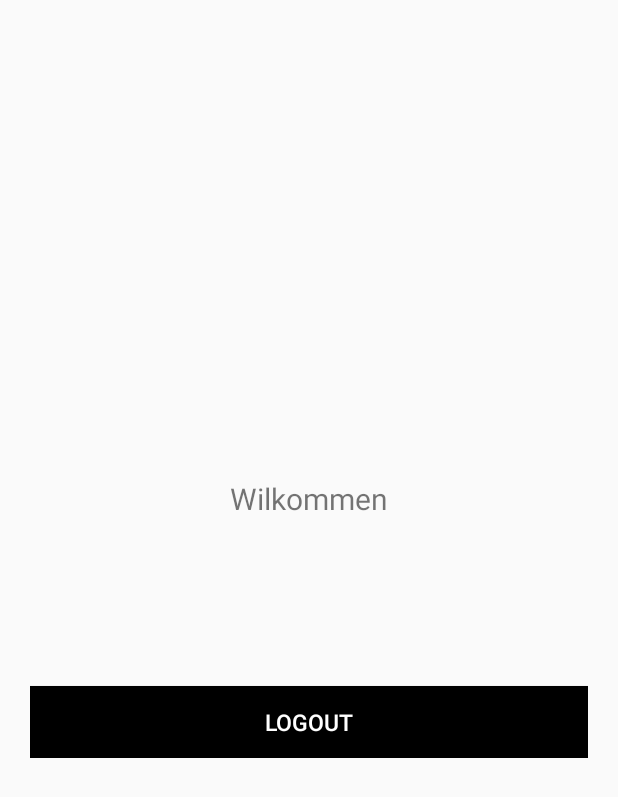
After one commit to MichiLazarus/ConnectAID, an Android app: the MainActivity screen opened directly, with no data from a screen before it, on a phone screen of 412 x 824 dp. The commit adds this screen. Shown: the top 797 px of the screen. Run offline under Robolectric (Android 15) with nearby library versions, the phone set to English and light mode, and no system bars; 4 statements that could not run were skipped.

Commit message:
Java Klassen an DB Verbindung angepasst Version 1.0

```diff
--- /dev/null
+++ b/app/src/main/java/session/SessionManager.java
@@ -0,0 +1,47 @@
+package session;
+
+import android.content.Context;
+import android.content.SharedPreferences;
+import android.util.Log;
+
+/**
+ * Created by Michael on 09.04.2015.
+ */
+public class SessionManager {
+    // LogCat tag
+    private static String TAG = SessionManager.class.getSimpleName();
+
+    // Shared Preferences
+    SharedPreferences pref;
+
+    SharedPreferences.Editor editor;
+    Context _context;
+
+    // Shared pref mode
+    int PRIVATE_MODE = 0;
+
+    // Shared preferences file name
+    private static final String PREF_NAME = "AndroidHiveLogin";
+
+    private static final String KEY_IS_LOGGEDIN = "isLoggedIn";
+
+    public SessionManager(Context context) {
+        this._context = context;
+        pref = _context.getSharedPreferences(PREF_NAME, PRIVATE_MODE);
+        editor = pref.edit();
+    }
+
+    public void setLogin(boolean isLoggedIn) {
+
+        editor.putBoolean(KEY_IS_LOGGEDIN, isLoggedIn);
+
+        // commit changes
+        editor.commit();
+
+        Log.d(TAG, "User login session modified!");
+    }
+
+    public boolean isLoggedIn(){
+        return pref.getBoolean(KEY_IS_LOGGEDIN, false);
+    }
+}
--- /dev/null
+++ b/app/src/main/java/universityofvienna/connectaid/MainActivity.java
@@ -0,0 +1,77 @@
+package universityofvienna.connectaid;
+
+import android.app.Activity;
+import android.content.Intent;
+import android.os.Bundle;
+import android.view.View;
+import android.widget.Button;
+import android.widget.TextView;
+
+import java.util.HashMap;
+
+import session.SessionManager;
+
+
+public class MainActivity extends Activity {
+
+    private TextView txtName;
+    private TextView txtEmail;
+    private Button btnLogout;
+
+    private SQLiteHandler db;
+    private SessionManager session;
+
+    @Override
+    protected void onCreate(Bundle savedInstanceState) {
+        super.onCreate(savedInstanceState);
+        setContentView(R.layout.activity_main);
+
+        txtName = (TextView) findViewById(R.id.name);
+        txtEmail = (TextView) findViewById(R.id.email);
+        btnLogout = (Button) findViewById(R.id.btnLogout);
+
+        // SqLite database handler
+        db = new SQLiteHandler(getApplicationContext());
+
+        // session manager
+        session = new SessionManager(getApplicationContext());
+
+        if (!session.isLoggedIn()) {
+            logoutUser();
+        }
+
+        // Fetching user details from sqlite
+        HashMap<String, String> user = db.getUserDetails();
+
+        String name = user.get("name");
+        String email = user.get("email");
+
+        // Displaying the user details on the screen
+        txtName.setText(name);
+        txtEmail.setText(email);
+
+        // Logout button click event
+        btnLogout.setOnClickListener(new View.OnClickListener() {
+
+            @Override
+            public void onClick(View v) {
+                logoutUser();
+            }
+        });
+    }
+
+    /**
+     * Logging out the user. Will set isLoggedIn flag to false in shared
+     * preferences Clears the user data from sqlite users table
+     * */
+    private void logoutUser() {
+        session.setLogin(false);
+
+        db.deleteUsers();
+
+        // Launching the login activity
+        Intent intent = new Intent(MainActivity.this, LoginActivity.class);
+        startActivity(intent);
+        finish();
+    }
+}
--- a/app/src/main/res/layout/activity_login.xml
+++ b/app/src/main/res/layout/activity_login.xml
@@ -71,7 +71,7 @@
                 android:hint="@string/action_sign_in"
                 android:layout_width="match_parent"
                 android:layout_height="0dp"
-                android:id="@+id/button"
+                android:id="@+id/btn_Login"
                 android:layout_weight="1"
                 android:textColorHint="#ff870000"
                 android:layout_gravity="center_horizontal" />
--- /dev/null
+++ b/app/src/main/res/layout/activity_main.xml
@@ -0,0 +1,48 @@
+<RelativeLayout xmlns:android="http://schemas.android.com/apk/res/android"
+    xmlns:tools="http://schemas.android.com/tools"
+    android:layout_width="match_parent"
+    android:layout_height="match_parent"
+    tools:context="${relativePackage}.${activityClass}" >
+
+    <LinearLayout
+        android:layout_width="fill_parent"
+        android:layout_height="wrap_content"
+        android:layout_centerInParent="true"
+        android:layout_marginLeft="20dp"
+        android:layout_marginRight="20dp"
+        android:gravity="center"
+        android:orientation="vertical" >
+
+        <TextView
+            android:layout_width="wrap_content"
+            android:layout_height="wrap_content"
+            android:text="Wilkommen"
+            android:textSize="20dp" />
+
+        <TextView
+            android:id="@+id/name"
+            android:layout_width="wrap_content"
+            android:layout_height="wrap_content"
+            android:padding="10dp"
+            android:textColor="#000"
+            android:textSize="24dp" />
+
+        <TextView
+            android:id="@+id/email"
+            android:layout_width="wrap_content"
+            android:layout_height="wrap_content"
+            android:textSize="13dp" />
+
+        <Button
+            android:id="@+id/btnLogout"
+            android:layout_width="fill_parent"
+            android:layout_height="wrap_content"
+            android:layout_marginTop="40dip"
+            android:background="#000"
+            android:text="LOGOUT"
+            android:textAllCaps="false"
+            android:textColor="#ffffff"
+            android:textSize="15dp" />
+    </LinearLayout>
+
+</RelativeLayout>
--- /dev/null
+++ b/app/src/main/res/values-w820dp/dimens.xml
@@ -0,0 +1,6 @@
+<resources>
+    <!-- Example customization of dimensions originally defined in res/values/dimens.xml
+         (such as screen margins) for screens with more than 820dp of available width. This
+         would include 7" and 10" devices in landscape (~960dp and ~1280dp respectively). -->
+    <dimen name="activity_horizontal_margin">64dp</dimen>
+</resources>
--- a/app/src/main/res/values/strings.xml
+++ b/app/src/main/res/values/strings.xml
@@ -1,3 +1,7 @@
 <resources>
     <string name="app_name">ConnectAID</string>
+    <string name="title_activity_main">MainActivity</string>
+
+    <string name="hello_world">Hello world!</string>
+    <string name="action_settings">Settings</string>
 </resources>
```
Also changed, not shown: app/src/main/AndroidManifest.xml (+12 -0 lines), app/src/main/java/connection/AppConfig.java (added, +12 -0 lines), app/src/main/java/connection/AppController.java (added, +54 -0 lines), app/src/main/java/universityofvienna/connectaid/LoginActivity.java (+124 -264 lines), app/src/main/res/menu/menu_main.xml (added, +7 -0 lines), app/libs/volley.jar (added), 1 other file.
